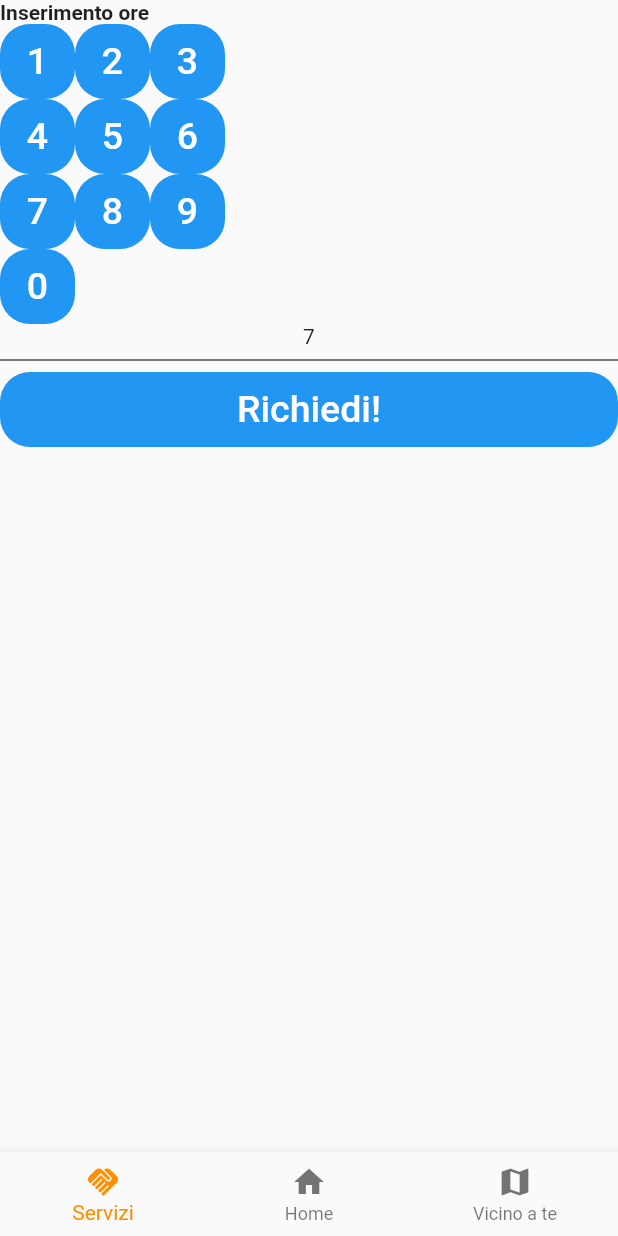
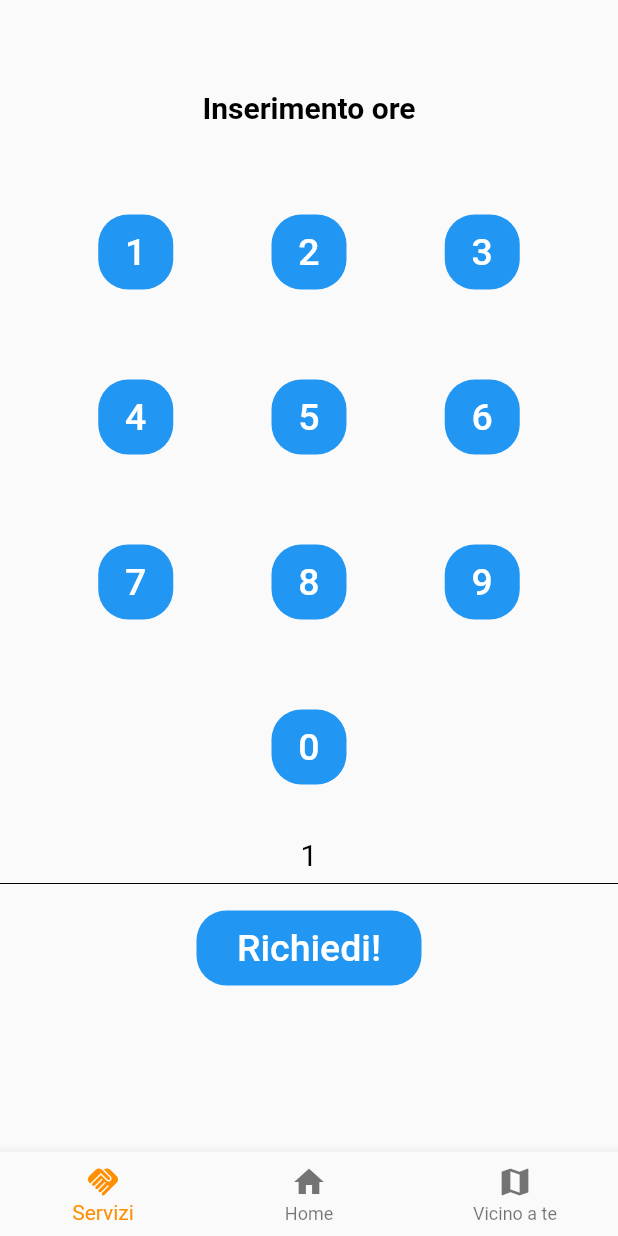
Before and after one commit to lory9894University/MyTimeTrade, a Flutter app: the Ore screen opened by its route, after a tap on an icon or button, on a phone screen of 412 x 824 dp. Run offline on Flutter 3.47's test engine with Material 2 defaults, Android fonts, the phone set to English and light mode, and no system bars; our stand-ins replace firebase_auth, firebase_core, firebase_database, google_sign_in, slider_button; missing offline and left inert: cloud_firestore_web, firebase_auth_web, firebase_core_web, firebase_database_web, flutter_facebook_auth_web, google_sign_in_web and 1 more; accounts and stored records are empty.

Commit message:
UI dell'inserimento ore migliorato (con connessione pulsanti numerici alla stesura del numero effettivo di ore)

```diff
--- a/lib/screens/inserimento_ore.dart
+++ b/lib/screens/inserimento_ore.dart
@@ -10,6 +10,7 @@ class Ore extends StatefulWidget {
 
 class _OreState extends State<Ore> {
   int _selectedIndex = 0;
+  String ore = '';
   TextEditingController emailController = TextEditingController();
   TextEditingController passwordController = TextEditingController();
   @override
@@ -17,16 +18,27 @@ class _OreState extends State<Ore> {
     return Scaffold(
       body: Column(
         children: <Widget>[
+          Padding(padding: EdgeInsets.only(top: 60)),
+          Container(
+            child:
             Row(
-            children: <Widget>[
-              Center(
-                child: Text("Inserimento ore",
-                  style: const TextStyle(fontWeight: FontWeight.bold),
+              mainAxisAlignment: MainAxisAlignment.center,
+              children: const [
+                DefaultTextStyle(
+                  style: TextStyle(
+                    fontSize: 20.0,
+                    color: Colors.black,
+                    fontWeight: FontWeight.bold,
                   ),
+                  child: Text("Inserimento ore"),
                 ),
               ],
             ),
-          Row(
+          ),
+          Padding(padding: EdgeInsets.only(top: 60)),
+          Container(
+            child: Row(
+              mainAxisAlignment: MainAxisAlignment.spaceEvenly,
               children: <Widget>[
                 Container(
                   height: 50,
@@ -34,13 +46,10 @@ class _OreState extends State<Ore> {
                   decoration: BoxDecoration(
                       color: Colors.blue, borderRadius: BorderRadius.circular(20)),
                   child: TextButton(
-                  onPressed: () async {
-                    User? user = await AuthOperation.registerUserAndSignIn(
-                        emailController.text, passwordController.text);
-                    if (user != null) {
-                      Navigator.pushReplacementNamed(context, '/',
-                          arguments: user);
-                    }
+                    onPressed: () {
+                      setState(() {
+                        ore = '${ore}1';
+                      });
                     },
                     child: const Text(
                       '1',
@@ -54,13 +63,10 @@ class _OreState extends State<Ore> {
                   decoration: BoxDecoration(
                       color: Colors.blue, borderRadius: BorderRadius.circular(20)),
                   child: TextButton(
-                  onPressed: () async {
-                    User? user = await AuthOperation.registerUserAndSignIn(
-                        emailController.text, passwordController.text);
-                    if (user != null) {
-                      Navigator.pushReplacementNamed(context, '/',
-                          arguments: user);
-                    }
+                    onPressed: () {
+                      setState(() {
+                        ore = '${ore}2';
+                      });
                     },
                     child: const Text(
                       '2',
@@ -74,13 +80,10 @@ class _OreState extends State<Ore> {
                   decoration: BoxDecoration(
                       color: Colors.blue, borderRadius: BorderRadius.circular(20)),
                   child: TextButton(
-                  onPressed: () async {
-                    User? user = await AuthOperation.registerUserAndSignIn(
-                        emailController.text, passwordController.text);
-                    if (user != null) {
-                      Navigator.pushReplacementNamed(context, '/',
-                          arguments: user);
-                    }
+                    onPressed: () {
+                      setState(() {
+                        ore = '${ore}3';
+                      });
                     },
                     child: const Text(
                       '3',
@@ -90,7 +93,11 @@ class _OreState extends State<Ore> {
                 ),
               ],
             ),
-          Row(
+          ),
+          Padding(padding: EdgeInsets.only(top: 60)),
+          Container(
+            child: Row(
+              mainAxisAlignment: MainAxisAlignment.spaceEvenly,
               children: <Widget>[
                 Container(
                   height: 50,
@@ -98,14 +105,15 @@ class _OreState extends State<Ore> {
                   decoration: BoxDecoration(
                       color: Colors.blue, borderRadius: BorderRadius.circular(20)),
                   child: TextButton(
-                    onPressed: () async {
-                      User? user = await AuthOperation.registerUserAndSignIn(
-                        emailController.text, passwordController.text);
-                      if (user != null) {
-                        Navigator.pushReplacementNamed(context, '/', arguments: user);
-                      }
+                    onPressed: () {
+                      setState(() {
+                        ore = '${ore}4';
+                      });
                     },
-                  child: const Text('4', style: TextStyle(color: Colors.white, fontSize: 25)),
+                    child: const Text(
+                      '4',
+                      style: TextStyle(color: Colors.white, fontSize: 25),
+                    ),
                   ),
                 ),
                 Container(
@@ -114,14 +122,15 @@ class _OreState extends State<Ore> {
                   decoration: BoxDecoration(
                       color: Colors.blue, borderRadius: BorderRadius.circular(20)),
                   child: TextButton(
-                  onPressed: () async {
-                    User? user = await AuthOperation.registerUserAndSignIn(
-                        emailController.text, passwordController.text);
-                    if (user != null) {
-                      Navigator.pushReplacementNamed(context, '/', arguments: user);
-                    }
+                    onPressed: () {
+                      setState(() {
+                        ore = '${ore}5';
+                      });
                     },
-                  child: const Text('5', style: TextStyle(color: Colors.white, fontSize: 25)),
+                    child: const Text(
+                      '5',
+                      style: TextStyle(color: Colors.white, fontSize: 25),
+                    ),
                   ),
                 ),
                 Container(
@@ -130,19 +139,24 @@ class _OreState extends State<Ore> {
                   decoration: BoxDecoration(
                       color: Colors.blue, borderRadius: BorderRadius.circular(20)),
                   child: TextButton(
-                  onPressed: () async {
-                    User? user = await AuthOperation.registerUserAndSignIn(
-                        emailController.text, passwordController.text);
-                    if (user != null) {
-                      Navigator.pushReplacementNamed(context, '/', arguments: user);
-                    }
+                    onPressed: () {
+                      setState(() {
+                        ore = '${ore}6';
+                      });
                     },
-                  child: const Text('6', style: TextStyle(color: Colors.white, fontSize: 25)),
+                    child: const Text(
+                      '6',
+                      style: TextStyle(color: Colors.white, fontSize: 25),
+                    ),
                   ),
                 ),
               ],
             ),
-          Row(
+          ),
+          Padding(padding: EdgeInsets.only(top: 60)),
+          Container(
+            child: Row(
+              mainAxisAlignment: MainAxisAlignment.spaceEvenly,
               children: <Widget>[
                 Container(
                   height: 50,
@@ -150,14 +164,15 @@ class _OreState extends State<Ore> {
                   decoration: BoxDecoration(
                       color: Colors.blue, borderRadius: BorderRadius.circular(20)),
                   child: TextButton(
-                  onPressed: () async {
-                    User? user = await AuthOperation.registerUserAndSignIn(
-                        emailController.text, passwordController.text);
-                    if (user != null) {
-                      Navigator.pushReplacementNamed(context, '/', arguments: user);
-                    }
+                    onPressed: () {
+                      setState(() {
+                        ore = '${ore}7';
+                      });
                     },
-                  child: const Text('7', style: TextStyle(color: Colors.white, fontSize: 25)),
+                    child: const Text(
+                      '7',
+                      style: TextStyle(color: Colors.white, fontSize: 25),
+                    ),
                   ),
                 ),
                 Container(
@@ -166,14 +181,15 @@ class _OreState extends State<Ore> {
                   decoration: BoxDecoration(
                       color: Colors.blue, borderRadius: BorderRadius.circular(20)),
                   child: TextButton(
-                  onPressed: () async {
-                    User? user = await AuthOperation.registerUserAndSignIn(
-                        emailController.text, passwordController.text);
-                    if (user != null) {
-                      Navigator.pushReplacementNamed(context, '/', arguments: user);
-                    }
+                    onPressed: () {
+                      setState(() {
+                        ore = '${ore}8';
+                      });
                     },
-                  child: const Text('8', style: TextStyle(color: Colors.white, fontSize: 25)),
+                    child: const Text(
+                      '8',
+                      style: TextStyle(color: Colors.white, fontSize: 25),
+                    ),
                   ),
                 ),
                 Container(
@@ -182,19 +198,24 @@ class _OreState extends State<Ore> {
                   decoration: BoxDecoration(
                       color: Colors.blue, borderRadius: BorderRadius.circular(20)),
                   child: TextButton(
-                  onPressed: () async {
-                    User? user = await AuthOperation.registerUserAndSignIn(
-                        emailController.text, passwordController.text);
-                    if (user != null) {
-                      Navigator.pushReplacementNamed(context, '/', arguments: user);
-                    }
+                    onPressed: () {
+                      setState(() {
+                        ore = '${ore}9';
+                      });
                     },
-                  child: const Text('9', style: TextStyle(color: Colors.white, fontSize: 25)),
+                    child: const Text(
+                      '9',
+                      style: TextStyle(color: Colors.white, fontSize: 25),
+                    ),
                   ),
                 ),
               ],
             ),
-          Row(
+          ),
+          Padding(padding: EdgeInsets.only(top: 60)),
+          Container(
+            child: Row(
+              mainAxisAlignment: MainAxisAlignment.center,
               children: <Widget>[
                 Container(
                   height: 50,
@@ -202,24 +223,27 @@ class _OreState extends State<Ore> {
                   decoration: BoxDecoration(
                       color: Colors.blue, borderRadius: BorderRadius.circular(20)),
                   child: TextButton(
-                  onPressed: () async {
-                    User? user = await AuthOperation.registerUserAndSignIn(
-                        emailController.text, passwordController.text);
-                    if (user != null) {
-                      Navigator.pushReplacementNamed(context, '/', arguments: user);
-                    }
+                    onPressed: () {
+                      setState(() {
+                        ore = '${ore}0';
+                      });
                     },
-                  child: const Text('0', style: TextStyle(color: Colors.white, fontSize: 25)),
+                    child: const Text(
+                      '0',
+                      style: TextStyle(color: Colors.white, fontSize: 25),
+                    ),
                   ),
                 ),
               ],
             ),
+          ),
+          Padding(padding: EdgeInsets.only(top: 35)),
           Row(
             children: <Widget>[
               Expanded(
                 child: Column(
                   children: <Widget>[
-                    Text("7"),
+                    Center(child: DefaultTextStyle(style: TextStyle(color: Colors.black, fontSize: 20), child: Text("$ore"))),
                     Divider(
                       color: Colors.black,
                     ),
@@ -228,12 +252,14 @@ class _OreState extends State<Ore> {
               ),
             ],
           ),
-          Row(
+          Padding(padding: EdgeInsets.only(top: 10)),
+          Container(
+            child: Row(
+              mainAxisAlignment: MainAxisAlignment.center,
               children: <Widget>[
-              Expanded(
-                child: Container(
+                Container(
                     height: 50,
-                  width: 200,
+                    width: 150,
                     decoration: BoxDecoration(
                         color: Colors.blue, borderRadius: BorderRadius.circular(20)),
                     child: TextButton(
@@ -247,8 +273,8 @@ class _OreState extends State<Ore> {
                       child: const Text('Richiedi!', style: TextStyle(color: Colors.white, fontSize: 25)),
                     ),
                   ),
+              ],
             ),
-            ],
           ),
         ],
       ),
```
Lines whose indentation alone changed are shown as unchanged.
